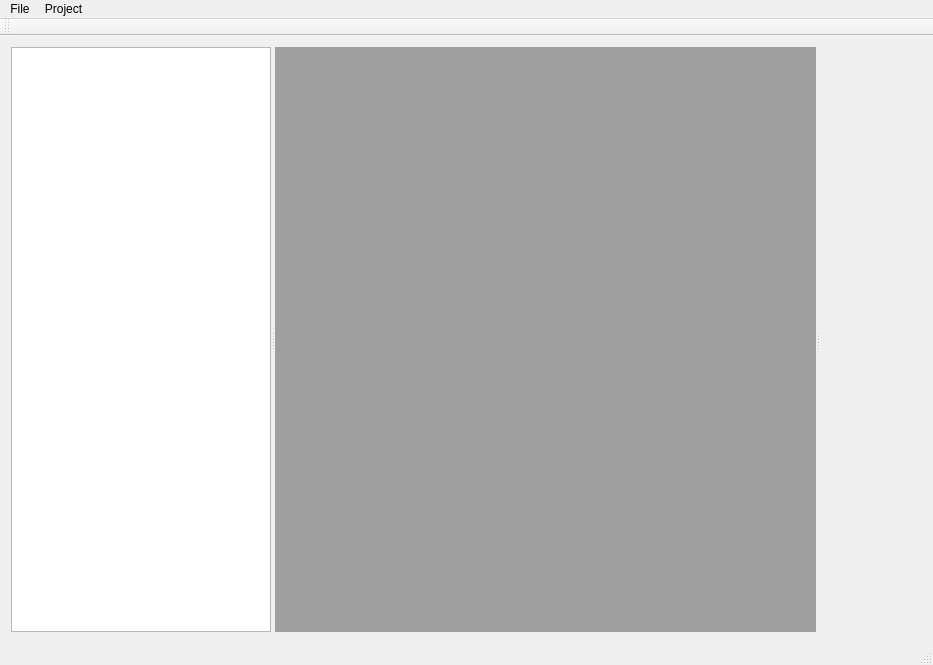
Above: wmainwindow.ui from powerpaul17/qAPV before the change. Below: the same form after it.
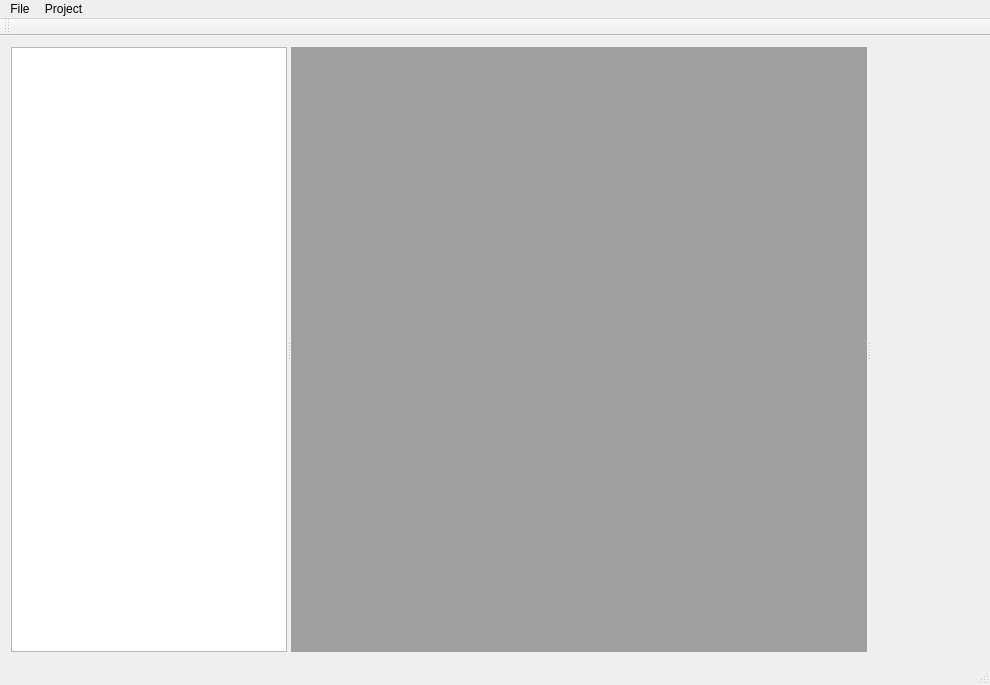
That is the form after the change. Custom widgets are drawn as their Qt base class.

What changed in the file:
```diff
--- a/wmainwindow.ui
+++ b/wmainwindow.ui
@@ -6,8 +6,8 @@
    <rect>
     <x>0</x>
     <y>0</y>
-    <width>933</width>
-    <height>665</height>
+    <width>990</width>
+    <height>685</height>
    </rect>
   </property>
   <property name="windowTitle">
@@ -57,7 +57,7 @@
     <rect>
      <x>0</x>
      <y>0</y>
-     <width>933</width>
+     <width>990</width>
      <height>22</height>
     </rect>
    </property>
```
